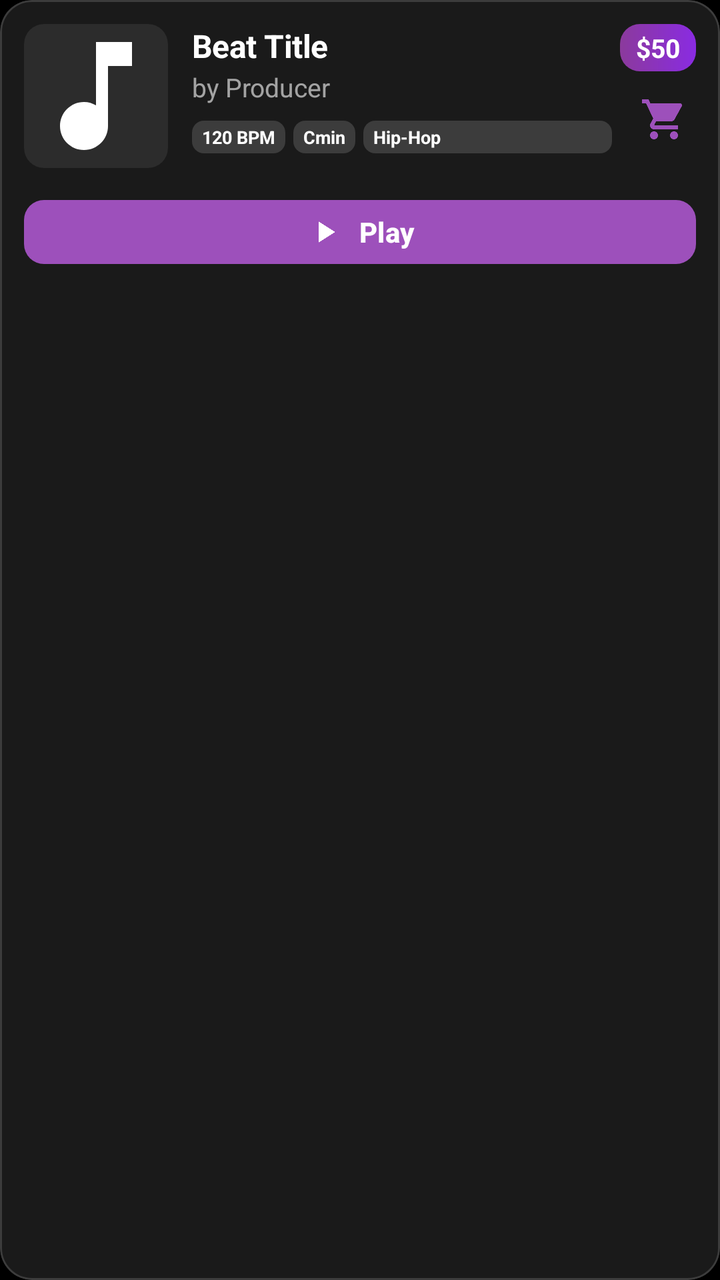
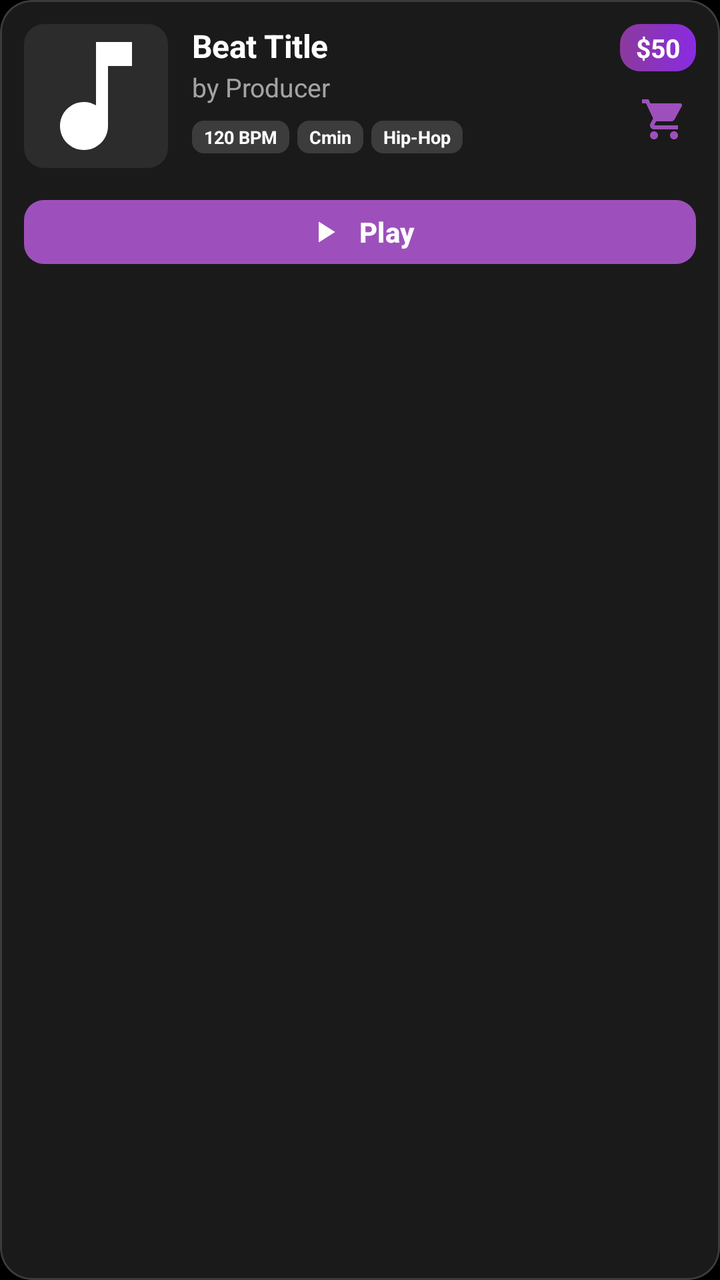

Compare the two renders of this Android layout. The source of the first and the diff that turns it into the second are given below.
<!-- AndroidManifest.xml: application theme Theme.BeatHouse.Splash -->
<!-- res/layout/item_beat.xml -->
<?xml version="1.0" encoding="utf-8"?>
<com.google.android.material.card.MaterialCardView
    xmlns:android="http://schemas.android.com/apk/res/android"
    xmlns:app="http://schemas.android.com/apk/res-auto"
    android:id="@+id/cardBeat"
    android:layout_width="match_parent"
    android:layout_height="wrap_content"
    android:layout_marginHorizontal="12dp"
    android:layout_marginVertical="6dp"
    app:cardCornerRadius="16dp"
    app:cardElevation="2dp"
    app:cardBackgroundColor="#1AFFFFFF"
    app:strokeColor="#26FFFFFF"
    app:strokeWidth="1dp"
    android:stateListAnimator="@null">

    <LinearLayout
        android:layout_width="match_parent"
        android:layout_height="wrap_content"
        android:orientation="vertical"
        android:padding="12dp">

        <LinearLayout
            android:layout_width="match_parent"
            android:layout_height="wrap_content"
            android:orientation="horizontal"
            android:gravity="top">

            
            <com.google.android.material.card.MaterialCardView
                android:layout_width="72dp"
                android:layout_height="72dp"
                android:layout_marginEnd="12dp"
                app:cardCornerRadius="10dp"
                app:cardElevation="0dp"
                app:strokeWidth="0dp">
                <ImageView
                    android:id="@+id/ivCover"
                    android:layout_width="match_parent"
                    android:layout_height="match_parent"
                    android:scaleType="centerCrop"
                    android:src="@drawable/ic_music_note"
                    android:background="#2C2C2C"
                    android:contentDescription="Beat cover" />
            </com.google.android.material.card.MaterialCardView>

            
            <LinearLayout
                android:layout_width="0dp"
                android:layout_height="wrap_content"
                android:layout_weight="1"
                android:orientation="vertical">

                <TextView
                    android:id="@+id/tvTitle"
                    android:layout_width="match_parent"
                    android:layout_height="wrap_content"
                    android:text="Beat Title"
                    android:textSize="16sp"
                    android:textStyle="bold"
                    android:textColor="#FFFFFF"
                    android:maxLines="2"
                    android:ellipsize="end"
                    android:letterSpacing="-0.01" />

                <TextView
                    android:id="@+id/tvProducer"
                    android:layout_width="match_parent"
                    android:layout_height="wrap_content"
                    android:text="by Producer"
                    android:textSize="13sp"
                    android:textColor="#99FFFFFF"
                    android:layout_marginTop="1dp"
                    android:maxLines="1"
                    android:ellipsize="end" />

                
                <LinearLayout
                    android:layout_width="match_parent"
                    android:layout_height="wrap_content"
                    android:layout_marginTop="8dp"
                    android:orientation="horizontal">

                    <TextView
                        android:id="@+id/tvBpm"
                        android:layout_width="wrap_content"
                        android:layout_height="wrap_content"
                        android:background="@drawable/tag_background"
                        android:paddingHorizontal="5dp"
                        android:paddingVertical="2dp"
                        android:text="120 BPM"
                        android:textColor="#FFFFFF"
                        android:textSize="9sp"
                        android:textStyle="bold" />

                    <TextView
                        android:id="@+id/tvKey"
                        android:layout_width="wrap_content"
                        android:layout_height="wrap_content"
                        android:layout_marginStart="4dp"
                        android:background="@drawable/tag_background"
                        android:paddingHorizontal="5dp"
                        android:paddingVertical="2dp"
                        android:text="Cmin"
                        android:textColor="#FFFFFF"
                        android:textSize="9sp"
                        android:textStyle="bold" />

                    <TextView
                        android:id="@+id/tvGenre"
                        android:layout_width="0dp"
                        android:layout_height="wrap_content"
                        android:layout_weight="1"
                        android:layout_marginStart="4dp"
                        android:background="@drawable/tag_background"
                        android:ellipsize="end"
                        android:maxLines="1"
                        android:paddingHorizontal="5dp"
                        android:paddingVertical="2dp"
                        android:text="Hip-Hop"
                        android:textColor="#FFFFFF"
                        android:textSize="9sp"
                        android:textStyle="bold" />
                </LinearLayout>

            </LinearLayout>

            <LinearLayout
                android:layout_width="wrap_content"
                android:layout_height="wrap_content"
                android:orientation="vertical"
                android:gravity="end"
                android:layout_marginStart="4dp">

                <TextView
                    android:id="@+id/tvPrice"
                    android:layout_width="wrap_content"
                    android:layout_height="wrap_content"
                    android:text="$50"
                    android:textSize="13sp"
                    android:textStyle="bold"
                    android:paddingHorizontal="8dp"
                    android:paddingVertical="3dp"
                    android:background="@drawable/price_background"
                    android:textColor="#FFFFFF" />

                <FrameLayout
                    android:layout_width="wrap_content"
                    android:layout_height="wrap_content"
                    android:layout_marginTop="8dp">

                    <ImageButton
                        android:id="@+id/btn_add_to_cart"
                        android:layout_width="32dp"
                        android:layout_height="32dp"
                        android:src="@drawable/ic_shopping_cart"
                        android:background="?attr/selectableItemBackgroundBorderless"
                        android:contentDescription="Add to cart"
                        app:tint="@color/primary" />

                    <View
                        android:id="@+id/cart_badge"
                        android:layout_width="8dp"
                        android:layout_height="8dp"
                        android:layout_gravity="top|end"
                        android:background="@drawable/badge_background"
                        android:visibility="gone" />
                </FrameLayout>
            </LinearLayout>

        </LinearLayout>

        <TextView
            android:id="@+id/tvDescription"
            android:layout_width="match_parent"
            android:layout_height="wrap_content"
            android:textSize="11sp"
            android:textColor="#80FFFFFF"
            android:layout_marginTop="8dp"
            android:maxLines="2"
            android:ellipsize="end"
            android:visibility="gone" />

        <com.google.android.material.button.MaterialButton
            android:id="@+id/btnPlay"
            android:layout_width="match_parent"
            android:layout_height="40dp"
            android:layout_marginTop="12dp"
            android:text="Play"
            android:textSize="14sp"
            android:textStyle="bold"
            app:icon="@drawable/ic_play_arrow"
            app:iconGravity="textStart"
            app:iconSize="18dp"
            app:cornerRadius="10dp"
            app:backgroundTint="@color/primary"
            android:textColor="#FFFFFF"
            app:rippleColor="#33FFFFFF"
            style="@style/Widget.Material3.Button" />

    </LinearLayout>

</com.google.android.material.card.MaterialCardView>
<!-- resources referenced by this layout -->
<resources>
  <color name="primary">#9D50BB</color>
  <!-- drawable badge_background (drawable) -->
  <?xml version="1.0" encoding="utf-8"?>
  <shape xmlns:android="http://schemas.android.com/apk/res/android"
      android:shape="oval">
      <solid android:color="#8B3A9C" />
  </shape>
  <!-- drawable ic_music_note (drawable) -->
  <vector xmlns:android="http://schemas.android.com/apk/res/android"
      android:width="24dp"
      android:height="24dp"
      android:viewportWidth="24"
      android:viewportHeight="24"
      android:tint="?attr/colorOnSurface">
      <path
          android:fillColor="@android:color/white"
          android:pathData="M12,3v10.55c-0.59,-0.34 -1.27,-0.55 -2,-0.55 -2.21,0 -4,1.79 -4,4s1.79,4 4,4 4,-1.79 4,-4V7h4V3h-6z"/>
  </vector>
  <!-- drawable ic_play_arrow (drawable) -->
  <?xml version="1.0" encoding="utf-8"?>
  <vector xmlns:android="http://schemas.android.com/apk/res/android"
      android:width="24dp"
      android:height="24dp"
      android:viewportWidth="24"
      android:viewportHeight="24"
      android:tint="?attr/colorOnSurface">
      <path
          android:fillColor="@android:color/white"
          android:pathData="M8,5v14l11,-7z"/>
  </vector>
  <!-- drawable price_background (drawable) -->
  <?xml version="1.0" encoding="utf-8"?>
  <shape xmlns:android="http://schemas.android.com/apk/res/android">
      <corners android:radius="10dp" />
      <gradient
          android:startColor="#8B3A9C"
          android:endColor="#8A2BE2"
          android:angle="0" />
  </shape>
  <!-- drawable tag_background (drawable) -->
  <shape xmlns:android="http://schemas.android.com/apk/res/android">
      <corners android:radius="6dp" />
      <solid android:color="#26FFFFFF" />
  </shape>
  <style name="Theme.BeatHouse.Splash" parent="Theme.BeatHouse">
          <item name="android:windowBackground">@color/background</item>
      </style>
  <color name="background">#000000</color>
  <color name="primary_container">#2E1045</color>
  <color name="on_primary">#FFFFFF</color>
  <color name="secondary">#8E8E93</color>
  <color name="secondary_container">#151517</color>
  <color name="on_secondary">#FFFFFF</color>
  <color name="error">#FF453A</color>
  <color name="error_container">#330000</color>
  <color name="surface">#000000</color>
  <color name="surface_variant">#000000</color>
  <color name="on_surface">#FFFFFF</color>
  <color name="on_surface_variant">#A0A0A0</color>
  <color name="outline">#1C1C1E</color>
  <style name="Widget.BeatHouse.Card" parent="Widget.Material3.CardView.Elevated">
          <item name="cardCornerRadius">18dp</item>
          <item name="cardElevation">0dp</item>
          <item name="strokeColor">@color/outline</item>
          <item name="strokeWidth">1dp</item>
          <item name="cardBackgroundColor">@color/surface_container</item>
      </style>
  <style name="Widget.BeatHouse.AppBarLayout" parent="Widget.Material3.AppBarLayout">
          <item name="android:background">@color/surface</item>
          <item name="backgroundTint">@color/surface</item>
      </style>
  <style name="Widget.BeatHouse.Chip" parent="Widget.Material3.Chip.Filter">
          <item name="chipCornerRadius">12dp</item>
          <item name="chipStrokeColor">@color/outline</item>
          <item name="chipStrokeWidth">1dp</item>
          <item name="android:textColor">@color/on_surface_variant</item>
          <item name="chipBackgroundColor">@color/surface_container</item>
          <item name="checkedIconTint">@color/primary</item>
          <item name="android:textSize">14sp</item>
      </style>
  <color name="surface_container">#0A0A0A</color>
  <!-- unchanged entries left out for length: 5 -->
</resources>

<!-- the commit's change to res/layout/item_beat.xml (unified diff, before → after) -->
@@ -86,12 +86,13 @@
                         android:layout_width="wrap_content"
                         android:layout_height="wrap_content"
                         android:background="@drawable/tag_background"
-                        android:paddingHorizontal="5dp"
+                        android:paddingHorizontal="6dp"
                         android:paddingVertical="2dp"
                         android:text="120 BPM"
                         android:textColor="#FFFFFF"
                         android:textSize="9sp"
-                        android:textStyle="bold" />
+                        android:textStyle="bold"
+                        android:maxLines="1" />
 
                     <TextView
                         android:id="@+id/tvKey"
@@ -99,23 +100,23 @@
                         android:layout_height="wrap_content"
                         android:layout_marginStart="4dp"
                         android:background="@drawable/tag_background"
-                        android:paddingHorizontal="5dp"
+                        android:paddingHorizontal="6dp"
                         android:paddingVertical="2dp"
                         android:text="Cmin"
                         android:textColor="#FFFFFF"
                         android:textSize="9sp"
-                        android:textStyle="bold" />
+                        android:textStyle="bold"
+                        android:maxLines="1" />
 
                     <TextView
                         android:id="@+id/tvGenre"
-                        android:layout_width="0dp"
+                        android:layout_width="wrap_content"
                         android:layout_height="wrap_content"
-                        android:layout_weight="1"
                         android:layout_marginStart="4dp"
                         android:background="@drawable/tag_background"
                         android:ellipsize="end"
                         android:maxLines="1"
-                        android:paddingHorizontal="5dp"
+                        android:paddingHorizontal="6dp"
                         android:paddingVertical="2dp"
                         android:text="Hip-Hop"
                         android:textColor="#FFFFFF"
